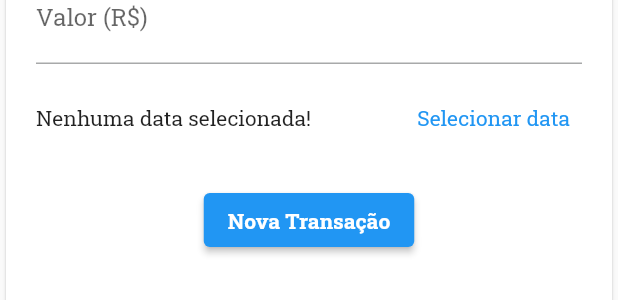
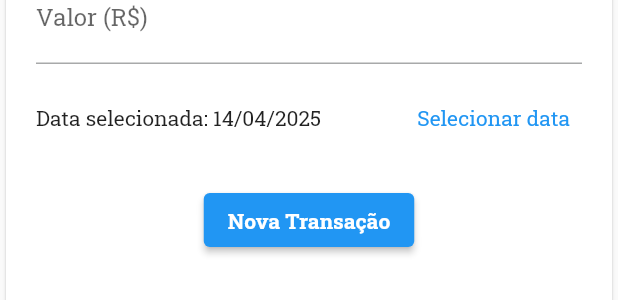
Before and after one commit to Victor-Valedev/ExpensesApp-Trilha-Mobile, a Flutter app: the TransactionsForms widget shown alone on an empty page, opened directly with empty values, after a tap on "Nova Transação", on a phone screen of 412 x 824 dp. Shown: the part 155-455 px from the top of the screen. Run offline on Flutter 3.47's test engine with Material 3 defaults, Android fonts, the phone set to English and light mode, and no system bars.

Commit message:
feat: Cria cards com a data selecionada no momento do cadastro

```diff
--- a/lib/components/transactions_forms.dart
+++ b/lib/components/transactions_forms.dart
@@ -2,7 +2,7 @@ import 'package:flutter/material.dart';
 import 'package:intl/intl.dart';
 
 class TransactionsForms extends StatefulWidget {
-  final void Function(String, double) onSubmit;
+  final void Function(String, double, DateTime) onSubmit;
 
   TransactionsForms(this.onSubmit);
 
@@ -13,17 +13,17 @@ class TransactionsForms extends StatefulWidget {
 class _TransactionsFormsState extends State<TransactionsForms> {
   final _titleController = TextEditingController();
   final _valueController = TextEditingController();
-  DateTime? _selectedDate;
+  DateTime _selectedDate = DateTime.now();
 
   _submitForms() {
     final title = _titleController.text;
     final value = double.tryParse(_valueController.text) ?? 0.0;
 
-    if (title.isEmpty || value <= 0) {
+    if (title.isEmpty || value <= 0 || _selectedDate == null)  {
       return;
     }
 
-    widget.onSubmit(title, value);
+    widget.onSubmit(title, value, _selectedDate);
   }
 
   _showDatePicker() {
--- a/lib/main.dart
+++ b/lib/main.dart
@@ -45,11 +45,11 @@ class _MyHomePageState extends State<MyHomePage> {
     }).toList();
   }
 
-  void _addTransactions(String title, double value) {
+  void _addTransactions(String title, double value, DateTime date) {
     final newTransactions = Transactions(
       id: Random().nextDouble().toString(),
       title: title,
-      date: DateTime.now(),
+      date: date,
       value: value,
     );
 
```
